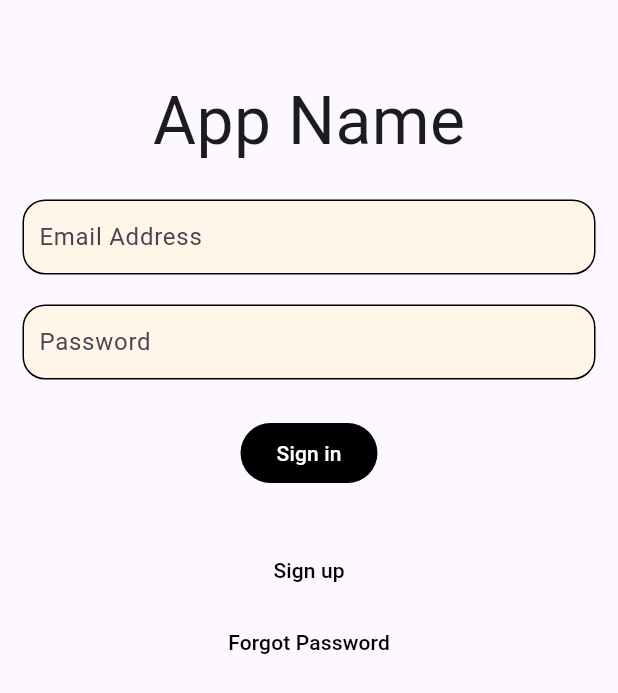
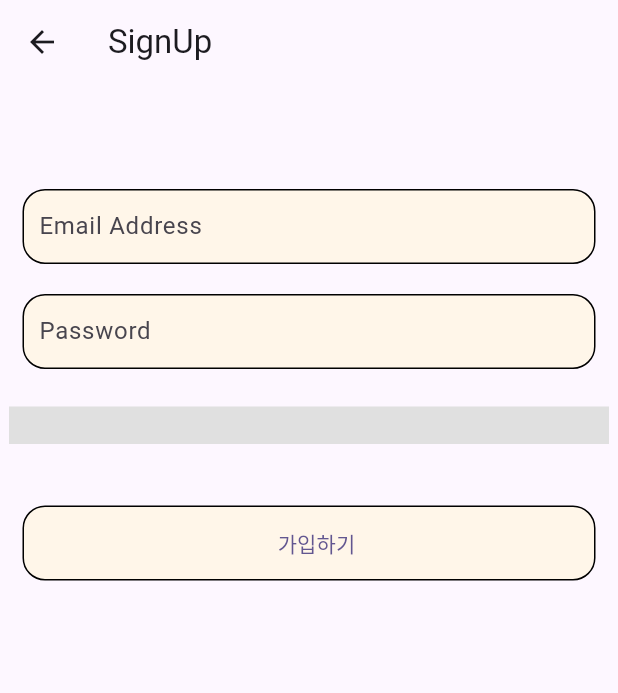
Before and after one commit to DDusy/FlutterApp, a Flutter app: the screen it shows after launch, after a tap on "Sign up", on a phone screen of 412 x 824 dp. Shown: the top 693 px of the screen. Run offline on Flutter 3.47's test engine with Material 2 defaults, Android fonts, the phone set to English and light mode, and no system bars; our stand-ins replace firebase_auth, firebase_core; accounts and stored records are empty.

Commit message:
Signup Page create
회원가입 페이지추가

```diff
--- a/lib/main.dart
+++ b/lib/main.dart
@@ -2,9 +2,9 @@
 import 'package:flutter/material.dart';
 import 'package:firebase_core/firebase_core.dart';
 import 'firebase_options.dart';
+import 'package:myflutterapp/signup_route.dart';
 
 void main() async {
-
   WidgetsFlutterBinding.ensureInitialized();
 
   await Firebase.initializeApp(
@@ -21,7 +21,8 @@ class MyApp extends StatelessWidget {
   Widget build(BuildContext context) {
     return MaterialApp(
       theme: ThemeData(
-        colorSchemeSeed: const Color.fromARGB(255, 30, 12, 80), useMaterial3: true,
+        colorSchemeSeed: const Color.fromARGB(255, 30, 12, 80),
+        useMaterial3: true,
       ),
       home: const ButtonSample(),
     );
@@ -36,28 +37,23 @@ class ButtonSample extends StatelessWidget {
     return Scaffold(
       //appBar: AppBar(),
       body: Container(
-
         alignment: Alignment.center,
-          padding: const EdgeInsets.only(top:50),
-
+        padding: const EdgeInsets.only(top: 50),
         child: Column(
           mainAxisAlignment: MainAxisAlignment.start,
           children: [
-
-              const Text(
-                'App Name',
-                style: TextStyle(fontSize: 44)
-              ),
+            const Text('App Name', style: TextStyle(fontSize: 44)),
 
             // Email Address
             Container(
-                padding: EdgeInsets.only(left: 10),
-                margin: EdgeInsets.fromLTRB(15, 20, 15, 0),
-                width: double.infinity, height: 50,
+              padding: const EdgeInsets.only(left: 10),
+              margin: const EdgeInsets.fromLTRB(15, 20, 15, 0),
+              width: double.infinity,
+              height: 50,
               decoration: BoxDecoration(
-                  color: Color.fromARGB(255, 255, 246, 233),
+                color: const Color.fromARGB(255, 255, 246, 233),
                 border: Border.all(color: Colors.black),
-                  borderRadius: BorderRadius.all(Radius.circular(15)),
+                borderRadius: const BorderRadius.all(Radius.circular(15)),
               ),
               child: const TextField(
                 obscureText: false,
@@ -68,7 +64,7 @@ class ButtonSample extends StatelessWidget {
                       color: Color(0x00000000),
                       width: 1,
                     ),
-                      borderRadius: const BorderRadius.only(
+                    borderRadius: BorderRadius.only(
                       topLeft: Radius.circular(4.0),
                       topRight: Radius.circular(4.0),
                     ),
@@ -78,7 +74,7 @@ class ButtonSample extends StatelessWidget {
                       color: Color(0x00000000),
                       width: 1,
                     ),
-                      borderRadius: const BorderRadius.only(
+                    borderRadius: BorderRadius.only(
                       topLeft: Radius.circular(4.0),
                       topRight: Radius.circular(4.0),
                     ),
@@ -91,13 +87,14 @@ class ButtonSample extends StatelessWidget {
 
             // Password
             Container(
-                padding: EdgeInsets.only(left: 10),
-                margin: EdgeInsets.fromLTRB(15, 20, 15, 25),
-                width: double.infinity, height: 50,
+              padding: const EdgeInsets.only(left: 10),
+              margin: const EdgeInsets.fromLTRB(15, 20, 15, 25),
+              width: double.infinity,
+              height: 50,
               decoration: BoxDecoration(
-                  color: Color.fromARGB(255, 255, 246, 233),
+                color: const Color.fromARGB(255, 255, 246, 233),
                 border: Border.all(color: Colors.black),
-                  borderRadius: BorderRadius.all(Radius.circular(15)),
+                borderRadius: const BorderRadius.all(Radius.circular(15)),
               ),
               child: const TextField(
                 obscureText: false,
@@ -108,7 +105,7 @@ class ButtonSample extends StatelessWidget {
                       color: Color(0x00000000),
                       width: 1,
                     ),
-                      borderRadius: const BorderRadius.only(
+                    borderRadius: BorderRadius.only(
                       topLeft: Radius.circular(4.0),
                       topRight: Radius.circular(4.0),
                     ),
@@ -118,7 +115,7 @@ class ButtonSample extends StatelessWidget {
                       color: Color(0x00000000),
                       width: 1,
                     ),
-                      borderRadius: const BorderRadius.only(
+                    borderRadius: BorderRadius.only(
                       topLeft: Radius.circular(4.0),
                       topRight: Radius.circular(4.0),
                     ),
@@ -132,26 +129,38 @@ class ButtonSample extends StatelessWidget {
             ElevatedButton(
               style: ElevatedButton.styleFrom(
                       // Text Color
-                  onPrimary: Colors.white,//Theme.of(context).colorScheme.onPrimary,
+                      onPrimary: Colors
+                          .white, //Theme.of(context).colorScheme.onPrimary,
                       // Box Color
-                  primary: Colors.black//Theme.of(context).colorScheme.primary,
-                ).copyWith(elevation: ButtonStyleButton.allOrNull(0.0)),
-                onPressed: () {print('Sign in');},
-                child: Text('Sign in'),
+                      primary:
+                          Colors.black //Theme.of(context).colorScheme.primary,
+                      )
+                  .copyWith(elevation: ButtonStyleButton.allOrNull(0.0)),
+              onPressed: () {
+                print('Sign in');
+              },
+              child: const Text('Sign in'),
             ),
-              const Padding(padding: EdgeInsets.only(top:30)),
+            const Padding(padding: EdgeInsets.only(top: 30)),
             TextButton(
               style: TextButton.styleFrom(
                 primary: Colors.black,
               ),
-                onPressed: () {print('Sign up');},
+              onPressed: () {
+                Navigator.push(
+                  context,
+                  MaterialPageRoute(builder: (context) => signup_route()),
+                );
+              },
               child: const Text('Sign up'),
             ),
             TextButton(
               style: TextButton.styleFrom(
                 primary: Colors.black,
               ),
-                onPressed: () {print('Forgot Password');},
+              onPressed: () {
+                print('Forgot Password');
+              },
               child: const Text('Forgot Password'),
             ),
           ],
--- /dev/null
+++ b/lib/signup_route.dart
@@ -0,0 +1,202 @@
+import 'package:flutter/material.dart';
+import 'package:firebase_core/firebase_core.dart';
+import 'package:firebase_auth/firebase_auth.dart';
+
+class signup_route extends StatefulWidget {
+  const signup_route({Key? key}) : super(key: key);
+
+  @override
+  State<signup_route> createState() => _signup_route();
+}
+
+class _signup_route extends State<signup_route> {
+  late String _email = "";
+  late String _password = "";
+  late double _strength = 0;
+  late String _displayText = "";
+
+  RegExp numReg = RegExp(r".*[0-9].*");
+  RegExp letterReg = RegExp(r".*[A-Za-z0-9].*");
+  RegExp speciReg = RegExp(r'.*[!@#$%^&*(),.?":{}|<>].*');
+
+  void _checkPassword(String value) {
+    _password = value.trim();
+
+    if (_password.isEmpty) {
+      setState(() {
+        _strength = 0;
+      });
+    } else if (_password.length < 6) {
+      setState(() {
+        _strength = 0.25;
+        _displayText = 'Your password is too short';
+      });
+    } else if (_password.length < 9) {
+      setState(() {
+        _strength = 0.5;
+        _displayText = 'Your password is acceptable but not strong';
+      });
+    } else {
+      if (!letterReg.hasMatch(_password) ||
+          !numReg.hasMatch(_password) ||
+          !speciReg.hasMatch(_password)) {
+        setState(() {
+          _strength = 0.75;
+          _displayText = 'Your password is strong';
+        });
+      } else {
+        setState(() {
+          _strength = 1;
+          _displayText = 'Your password is great';
+        });
+      }
+    }
+  }
+
+  @override
+  Widget build(BuildContext context) {
+    return Scaffold(
+        appBar: AppBar(
+          title: const Text("SignUp"),
+        ),
+        body: Container(
+            alignment: Alignment.center,
+            padding: const EdgeInsets.only(top: 50),
+            child:
+                Column(mainAxisAlignment: MainAxisAlignment.start, children: [
+              // Email Address
+              Container(
+                padding: const EdgeInsets.only(left: 10),
+                margin: const EdgeInsets.fromLTRB(15, 20, 15, 0),
+                width: double.infinity,
+                height: 50,
+                decoration: BoxDecoration(
+                  color: const Color.fromARGB(255, 255, 246, 233),
+                  border: Border.all(color: Colors.black),
+                  borderRadius: const BorderRadius.all(Radius.circular(15)),
+                ),
+                child: const TextField(
+                  obscureText: false,
+                  decoration: InputDecoration(
+                    labelText: 'Email Address',
+                    enabledBorder: UnderlineInputBorder(
+                      borderSide: BorderSide(
+                        color: Color(0x00000000),
+                        width: 1,
+                      ),
+                      borderRadius: BorderRadius.only(
+                        topLeft: Radius.circular(4.0),
+                        topRight: Radius.circular(4.0),
+                      ),
+                    ),
+                    focusedBorder: UnderlineInputBorder(
+                      borderSide: BorderSide(
+                        color: Color(0x00000000),
+                        width: 1,
+                      ),
+                      borderRadius: BorderRadius.only(
+                        topLeft: Radius.circular(4.0),
+                        topRight: Radius.circular(4.0),
+                      ),
+                    ),
+                  ),
+                  style: TextStyle(fontSize: 15),
+                  keyboardType: TextInputType.emailAddress,
+                ),
+              ),
+
+              // Password
+              Container(
+                padding: const EdgeInsets.only(left: 10),
+                margin: const EdgeInsets.fromLTRB(15, 20, 15, 25),
+                width: double.infinity,
+                height: 50,
+                decoration: BoxDecoration(
+                  color: const Color.fromARGB(255, 255, 246, 233),
+                  border: Border.all(color: Colors.black),
+                  borderRadius: const BorderRadius.all(Radius.circular(15)),
+                ),
+                child: TextField(
+                  onChanged: (value) => _checkPassword(value),
+                  obscureText: false,
+                  decoration: const InputDecoration(
+                    labelText: 'Password',
+                    enabledBorder: UnderlineInputBorder(
+                      borderSide: BorderSide(
+                        color: Color(0x00000000),
+                        width: 1,
+                      ),
+                      borderRadius: BorderRadius.only(
+                        topLeft: Radius.circular(4.0),
+                        topRight: Radius.circular(4.0),
+                      ),
+                    ),
+                    focusedBorder: UnderlineInputBorder(
+                      borderSide: BorderSide(
+                        color: Color(0x00000000),
+                        width: 1,
+                      ),
+                      borderRadius: BorderRadius.only(
+                        topLeft: Radius.circular(4.0),
+                        topRight: Radius.circular(4.0),
+                      ),
+                    ),
+                  ),
+                  style: const TextStyle(fontSize: 15),
+                  keyboardType: TextInputType.emailAddress,
+                ),
+              ),
+              SizedBox(
+                width: 400,
+                height: 25,
+                child: LinearProgressIndicator(
+                  value: _strength,
+                  backgroundColor: Colors.grey[300],
+                  color: _strength <= 1 / 4
+                      ? Colors.red
+                      : _strength == 2 / 4
+                          ? Colors.yellow
+                          : _strength == 3 / 4
+                              ? Colors.blue
+                              : Colors.green,
+                  minHeight: 20,
+                ),
+              ),
+
+              Text(
+                _displayText,
+                style: const TextStyle(fontSize: 15),
+              ),
+              Container(
+                padding: const EdgeInsets.only(left: 10),
+                margin: const EdgeInsets.fromLTRB(15, 20, 15, 0),
+                width: double.infinity,
+                height: 50,
+                decoration: BoxDecoration(
+                  color: const Color.fromARGB(255, 255, 246, 233),
+                  border: Border.all(color: Colors.black),
+                  borderRadius: const BorderRadius.all(Radius.circular(15)),
+                ),
+                child: TextButton(
+                  onPressed: () {
+                    // // 데이터 확인 없으면 DB추가
+                    // try {
+                    //   UserCredential userCredential = await FirebaseAuth.instance.createUserWithEmailAndPassword(
+                    //           email: email,
+                    //           password: password);
+                    // }
+                    // on FirebaseAuthException catch (e)
+                    // {
+                    //   if('email-already-in-use'==e.code)
+                    //   {
+                    //     print('이메일이 이미 사용되고있습니다.');
+                    //   }
+
+                    // }
+                  },
+                  child: const Text('가입하기'),
+                ),
+              ),
+            ])));
+  }
+}
--- a/pubspec.yaml
+++ b/pubspec.yaml
@@ -35,6 +35,7 @@ dependencies:
   # Use with the CupertinoIcons class for iOS style icons.
   cupertino_icons: ^1.0.2
   firebase_core: ^1.17.0
+  firebase_auth: ^3.3.18
 
 dev_dependencies:
   flutter_test:
```
Also changed, not shown: pubspec.lock, 1 other file. Lines whose indentation alone changed are shown as unchanged.
